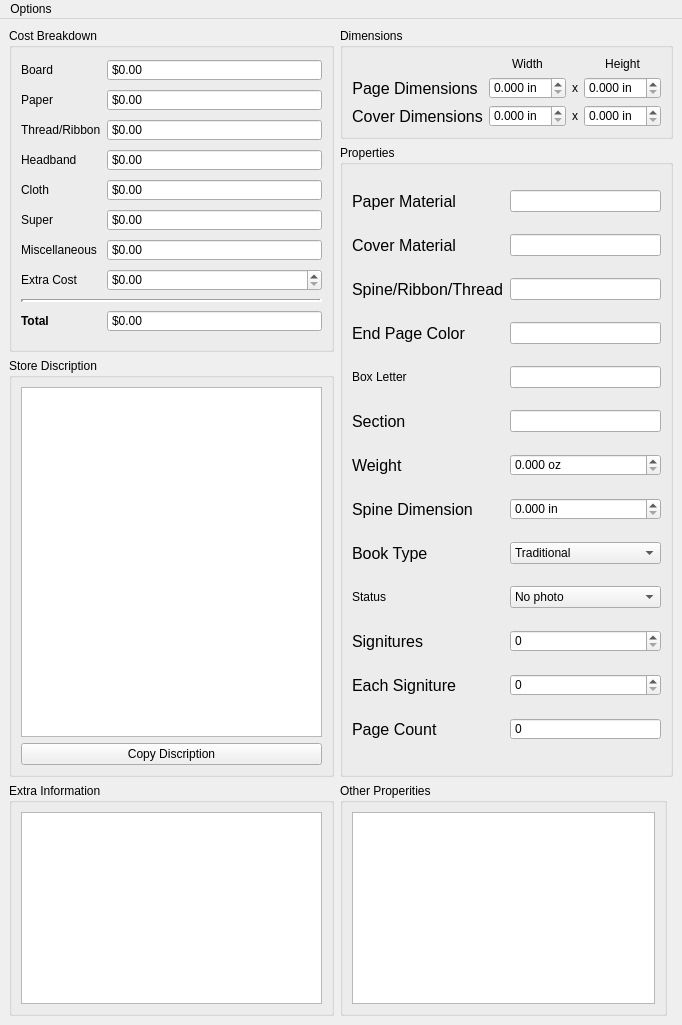
Above: mainwindow.ui from farinc/book-tracker before the change. Below: the same form after it.
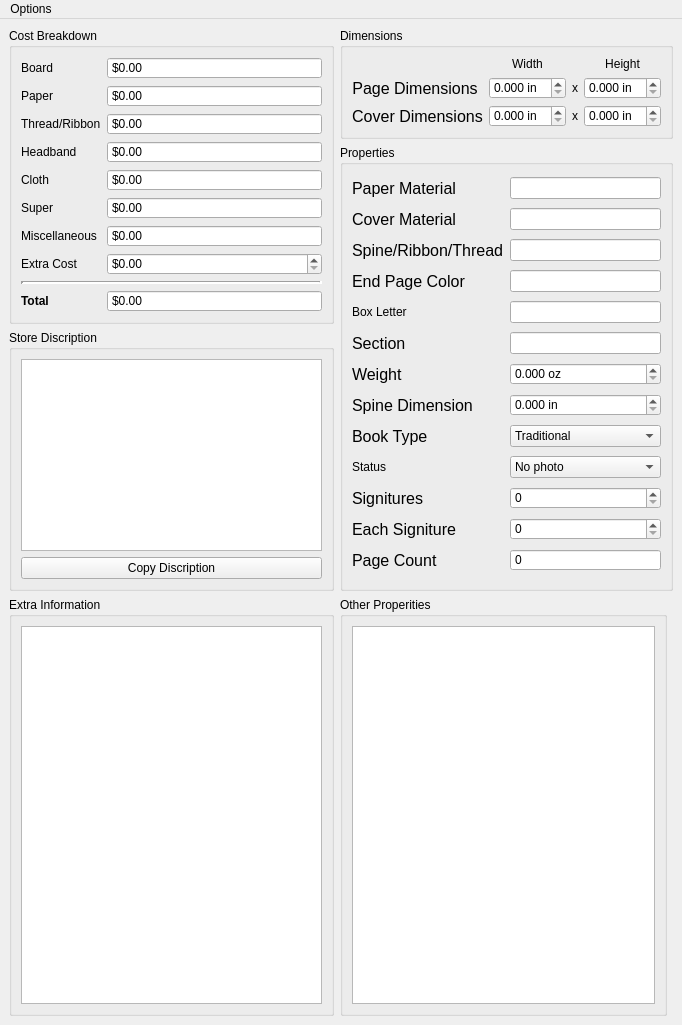
That is the form after the change.

Commit message: updated project configurations and fixed a information panel on ui.

```diff
--- a/mainwindow.ui
+++ b/mainwindow.ui
@@ -1070,7 +1070,7 @@
        <item row="1" column="0">
         <widget class="QTreeView" name="treeView">
          <property name="sizePolicy">
-          <sizepolicy hsizetype="Expanding" vsizetype="Preferred">
+          <sizepolicy hsizetype="Expanding" vsizetype="MinimumExpanding">
            <horstretch>0</horstretch>
            <verstretch>0</verstretch>
           </sizepolicy>
```
The commit also changes 6 other files.
